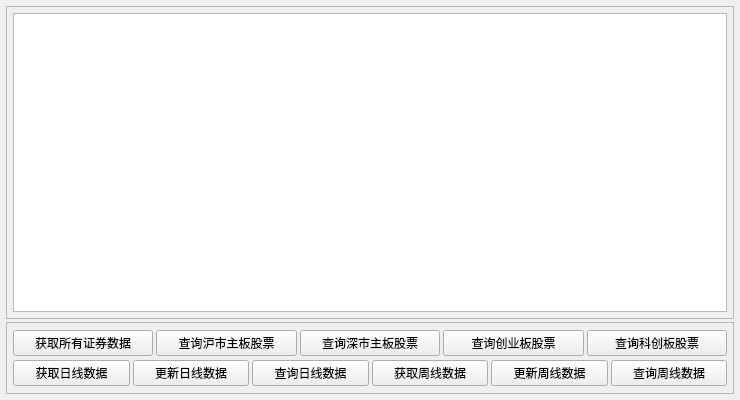
This is gui/main/MainWidget.ui in Daydreamer-AI/MPolicy as Qt 5 draws it before an edit. The edited form follows.
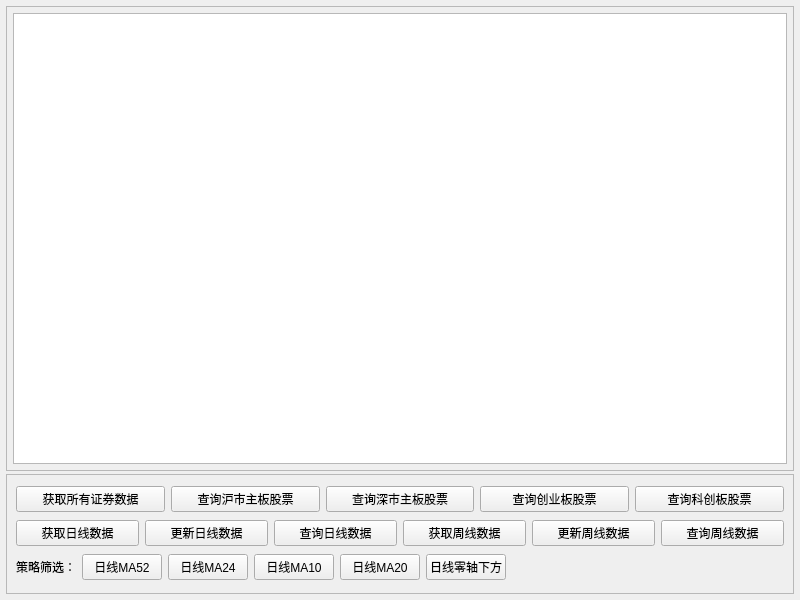
This is the edited form.

The edit to the form file:
```diff
--- a/gui/main/MainWidget.ui
+++ b/gui/main/MainWidget.ui
@@ -6,8 +6,8 @@
    <rect>
     <x>0</x>
     <y>0</y>
-    <width>740</width>
-    <height>400</height>
+    <width>800</width>
+    <height>600</height>
    </rect>
   </property>
   <property name="windowTitle">
@@ -68,13 +68,13 @@
      <property name="minimumSize">
       <size>
        <width>0</width>
-       <height>72</height>
+       <height>120</height>
       </size>
      </property>
      <property name="maximumSize">
       <size>
        <width>16777215</width>
-       <height>72</height>
+       <height>120</height>
       </size>
      </property>
      <property name="frameShape">
@@ -84,21 +84,6 @@
       <enum>QFrame::Raised</enum>
      </property>
      <layout class="QVBoxLayout" name="verticalLayout_2">
-      <property name="spacing">
-       <number>3</number>
-      </property>
-      <property name="leftMargin">
-       <number>6</number>
-      </property>
-      <property name="topMargin">
-       <number>6</number>
-      </property>
-      <property name="rightMargin">
-       <number>6</number>
-      </property>
-      <property name="bottomMargin">
-       <number>6</number>
-      </property>
       <item>
        <layout class="QHBoxLayout" name="horizontalLayout">
         <item>
@@ -184,6 +169,65 @@
         </item>
        </layout>
       </item>
+      <item>
+       <layout class="QHBoxLayout" name="horizontalLayout_3">
+        <item>
+         <widget class="QLabel" name="label">
+          <property name="text">
+           <string>策略筛选：</string>
+          </property>
+         </widget>
+        </item>
+        <item>
+         <widget class="QPushButton" name="btn_daily_ma52_filter">
+          <property name="text">
+           <string>日线MA52</string>
+          </property>
+         </widget>
+        </item>
+        <item>
+         <widget class="QPushButton" name="btn_daily_ma24_filter">
+          <property name="text">
+           <string>日线MA24</string>
+          </property>
+         </widget>
+        </item>
+        <item>
+         <widget class="QPushButton" name="btn_daily_ma10_filter">
+          <property name="text">
+           <string>日线MA10</string>
+          </property>
+         </widget>
+        </item>
+        <item>
+         <widget class="QPushButton" name="btn_daily_ma20_filter">
+          <property name="text">
+           <string>日线MA20</string>
+          </property>
+         </widget>
+        </item>
+        <item>
+         <widget class="QPushButton" name="btn_daily_down_filter">
+          <property name="text">
+           <string>日线零轴下方</string>
+          </property>
+         </widget>
+        </item>
+        <item>
+         <spacer name="horizontalSpacer">
+          <property name="orientation">
+           <enum>Qt::Horizontal</enum>
+          </property>
+          <property name="sizeHint" stdset="0">
+           <size>
+            <width>40</width>
+            <height>20</height>
+           </size>
+          </property>
+         </spacer>
+        </item>
+       </layout>
+      </item>
      </layout>
     </widget>
    </item>
```
